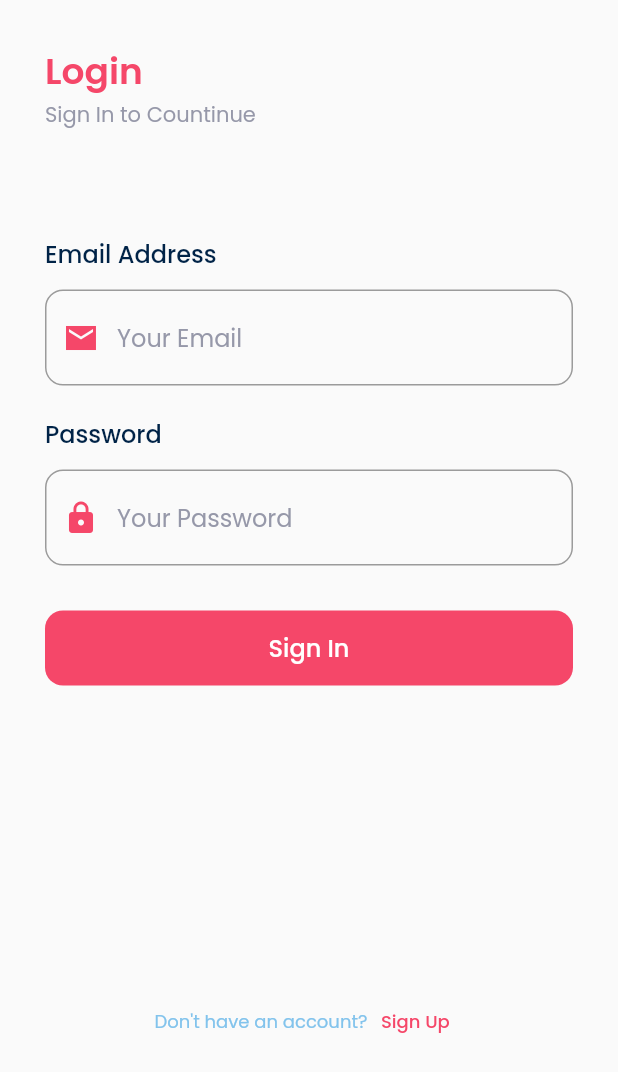
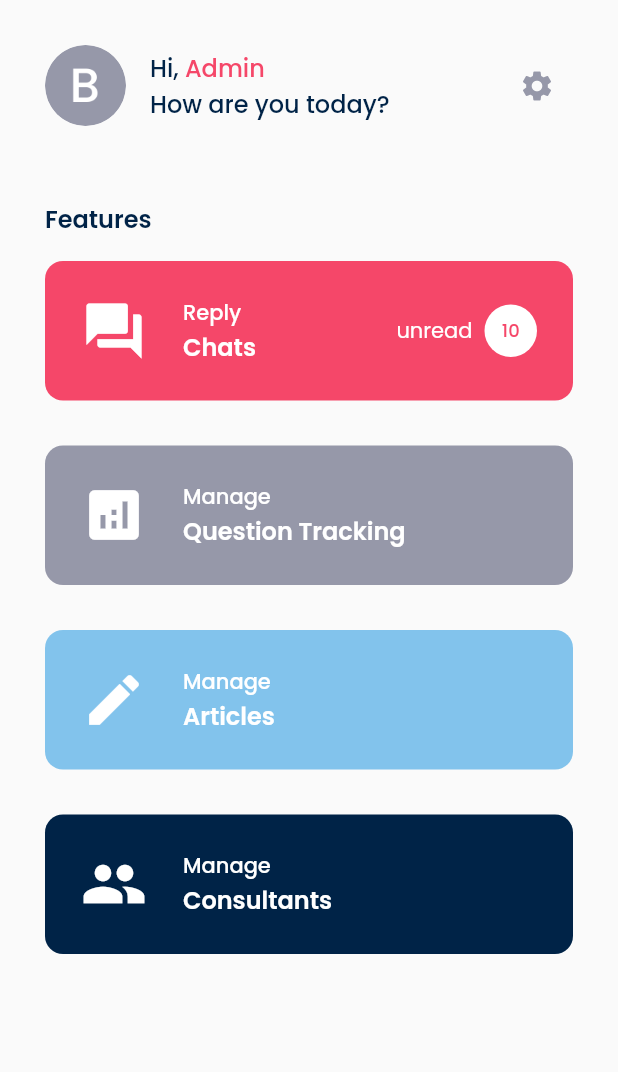
Before and after one commit to ibrahimmm999/Moodly, a Flutter app: the SignInPage screen opened by its route, after a tap on "Sign In", on a phone screen of 412 x 824 dp. Shown: the top 1072 px of the screen. Run offline on Flutter 3.47's test engine with Material 2 defaults, Android fonts, the phone set to English and light mode, and no system bars; our stand-ins replace cloud_firestore, flutter_speed_dial, google_fonts; accounts and stored records are empty.

Commit message:
add admin page

```diff
--- a/lib/main.dart
+++ b/lib/main.dart
@@ -1,4 +1,6 @@
 import 'package:flutter/material.dart';
+import 'package:moodly/pages_admin/chat_list_admin_page.dart';
+import 'package:moodly/pages_admin/home_admin_page.dart';
 import 'package:moodly/pages_user/articles_user_page.dart';
 import 'package:moodly/pages_user/consultant_user_page.dart';
 import 'package:moodly/pages_user/edit_profile_page.dart';
@@ -29,6 +31,8 @@ class MyApp extends StatelessWidget {
         '/tracking': (context) => const TrackingPage(),
         '/consultant-user': (context) => const ConsultantUserPage(),
         '/edit-profile': (context) => EditProfilePage(),
+        '/home-admin': (context) => const HomeAdminPage(),
+        '/chat-list-admin': (context) => const ChatListAdminPage(),
       },
     );
   }
--- /dev/null
+++ b/lib/pages_admin/home_admin_page.dart
@@ -0,0 +1,149 @@
+import 'package:flutter/material.dart';
+import 'package:moodly/shared/theme.dart';
+import 'package:moodly/widgets/feature_admin_tile.dart';
+
+class HomeAdminPage extends StatelessWidget {
+  const HomeAdminPage({super.key});
+
+  @override
+  Widget build(BuildContext context) {
+    Widget header() {
+      return Row(
+        children: [
+          Expanded(
+            child: Row(
+              children: [
+                Container(
+                  width: 54,
+                  height: 54,
+                  margin: const EdgeInsets.only(right: 16),
+                  decoration: const BoxDecoration(
+                      shape: BoxShape.circle,
+                      image: DecorationImage(
+                        image: AssetImage('assets/example/user_profile.png'),
+                        fit: BoxFit.cover,
+                      )),
+                ),
+                Column(
+                  crossAxisAlignment: CrossAxisAlignment.start,
+                  children: [
+                    Row(
+                      children: [
+                        Text(
+                          'Hi, ',
+                          style: darkText.copyWith(
+                            fontSize: 16,
+                            fontWeight: medium,
+                          ),
+                        ),
+                        Text(
+                          'Admin',
+                          style: primaryColorText.copyWith(
+                            fontSize: 16,
+                            fontWeight: medium,
+                          ),
+                        )
+                      ],
+                    ),
+                    Text(
+                      'How are you today?',
+                      style: darkText.copyWith(
+                        fontSize: 16,
+                        fontWeight: medium,
+                      ),
+                    )
+                  ],
+                )
+              ],
+            ),
+          ),
+          PopupMenuButton(
+            icon: Icon(
+              Icons.settings,
+              color: grey,
+            ),
+            shape: RoundedRectangleBorder(
+              borderRadius: BorderRadius.circular(defaultRadius),
+            ),
+            elevation: 4,
+            onSelected: (value) {
+              if (value == 0) {
+                Navigator.pushNamed(context, '/edit-profile');
+              } else {}
+            },
+            itemBuilder: (context) => [
+              PopupMenuItem(
+                value: 0,
+                child: Text(
+                  'Edit Profile',
+                  style: darkText,
+                ),
+              ),
+              PopupMenuItem(
+                value: 1,
+                child: Text(
+                  'Logout',
+                  style: primaryColorText,
+                ),
+              ),
+            ],
+          )
+        ],
+      );
+    }
+
+    Widget featureTitle() {
+      return Container(
+        margin: const EdgeInsets.only(top: 50, bottom: 16),
+        child: Text(
+          'Features',
+          style: darkText.copyWith(fontWeight: semibold, fontSize: 16),
+        ),
+      );
+    }
+
+    return Scaffold(
+      backgroundColor: white2,
+      body: SafeArea(
+        child: ListView(
+          padding: EdgeInsets.all(defaultMargin),
+          children: [
+            header(),
+            featureTitle(),
+            FeatureAdminTile(
+              onTap: () {
+                Navigator.pushNamed(context, '/chat-list-admin');
+              },
+              icon: Icons.forum,
+              color: primaryColor,
+              subtitle: 'Reply',
+              title: 'Chats',
+              isChat: true,
+            ),
+            FeatureAdminTile(
+              onTap: () {},
+              icon: Icons.analytics,
+              color: grey,
+              subtitle: 'Manage',
+              title: 'Question Tracking',
+            ),
+            FeatureAdminTile(
+              onTap: () {},
+              icon: Icons.edit,
+              color: secondaryColor,
+              subtitle: 'Manage',
+              title: 'Articles',
+            ),
+            FeatureAdminTile(
+              onTap: () {},
+              icon: Icons.group,
+              color: dark,
+              subtitle: 'Manage',
+              title: 'Consultants',
+            ),
+          ],
+        ),
+      ),
+    );
+  }
+}
--- a/lib/sign_in_page.dart
+++ b/lib/sign_in_page.dart
@@ -40,7 +40,9 @@ class SignInPage extends StatelessWidget {
           buttonColor: primaryColor,
           buttonText: "Sign In",
           widthButton: double.infinity,
-          onPressed: () {},
+          onPressed: () {
+            Navigator.pushNamed(context, '/home-admin');
+          },
           heightButton: 50);
     }
 
--- a/lib/sign_up_page.dart
+++ b/lib/sign_up_page.dart
@@ -69,8 +69,7 @@ class SignUpPage extends StatelessWidget {
           buttonText: "Sign Up",
           widthButton: double.infinity,
           onPressed: () {
-            Navigator.pushNamedAndRemoveUntil(
-                context, '/home-user', (route) => false);
+            Navigator.pushNamed(context, '/home-user');
           },
           heightButton: 50);
     }
--- /dev/null
+++ b/lib/widgets/feature_admin_tile.dart
@@ -0,0 +1,96 @@
+import 'package:flutter/material.dart';
+import 'package:moodly/shared/theme.dart';
+
+class FeatureAdminTile extends StatelessWidget {
+  const FeatureAdminTile({
+    required this.onTap,
+    required this.icon,
+    required this.color,
+    required this.subtitle,
+    required this.title,
+    this.isChat = false,
+    Key? key,
+  }) : super(key: key);
+
+  final IconData icon;
+  final Color color;
+  final String subtitle;
+  final String title;
+  final bool isChat;
+  final void Function() onTap;
+
+  @override
+  Widget build(BuildContext context) {
+    return GestureDetector(
+      onTap: onTap,
+      child: Container(
+        padding: const EdgeInsets.all(24),
+        margin: EdgeInsets.only(bottom: defaultMargin),
+        decoration: BoxDecoration(
+          color: color,
+          borderRadius: BorderRadius.circular(defaultRadius),
+        ),
+        child: Row(
+          children: [
+            Expanded(
+              child: Row(
+                children: [
+                  Icon(
+                    icon,
+                    size: 44,
+                    color: white,
+                  ),
+                  const SizedBox(width: 24),
+                  Column(
+                    crossAxisAlignment: CrossAxisAlignment.start,
+                    mainAxisAlignment: MainAxisAlignment.center,
+                    children: [
+                      Text(
+                        subtitle,
+                        style: whiteText.copyWith(
+                          fontWeight: medium,
+                        ),
+                      ),
+                      Text(
+                        title,
+                        style: whiteText.copyWith(
+                          fontWeight: semibold,
+                          fontSize: 16,
+                        ),
+                      )
+                    ],
+                  ),
+                ],
+              ),
+            ),
+            isChat
+                ? Row(
+                    children: [
+                      Text('unread', style: whiteText),
+                      Container(
+                        margin: const EdgeInsets.only(left: 8),
+                        width: 35,
+                        height: 35,
+                        decoration: BoxDecoration(
+                          shape: BoxShape.circle,
+                          color: white,
+                        ),
+                        child: Center(
+                          child: Text(
+                            '10',
+                            style: primaryColorText.copyWith(
+                              fontWeight: medium,
+                              fontSize: 12,
+                            ),
+                          ),
+                        ),
+                      )
+                    ],
+                  )
+                : const SizedBox(),
+          ],
+        ),
+      ),
+    );
+  }
+}
```
Also changed, not shown: lib/pages_admin/chat_list_admin_page.dart (added, +164 -0 lines), lib/widgets/chat_tile.dart (added, +72 -0 lines), assets/headset.png (added).
